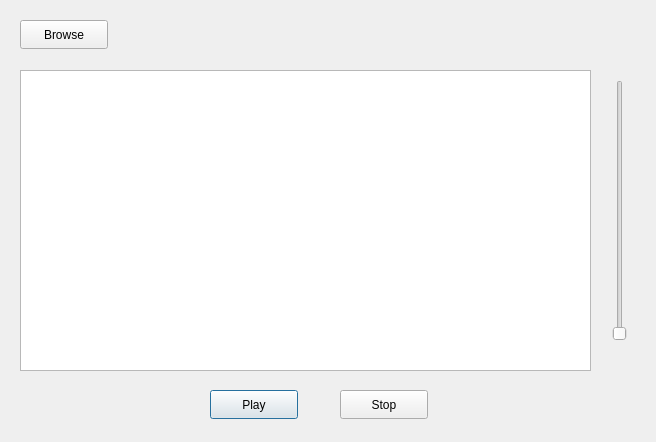
This is gui/frontend.ui in sticken88/music-player as Qt 5 draws it before an edit. The edited form follows.
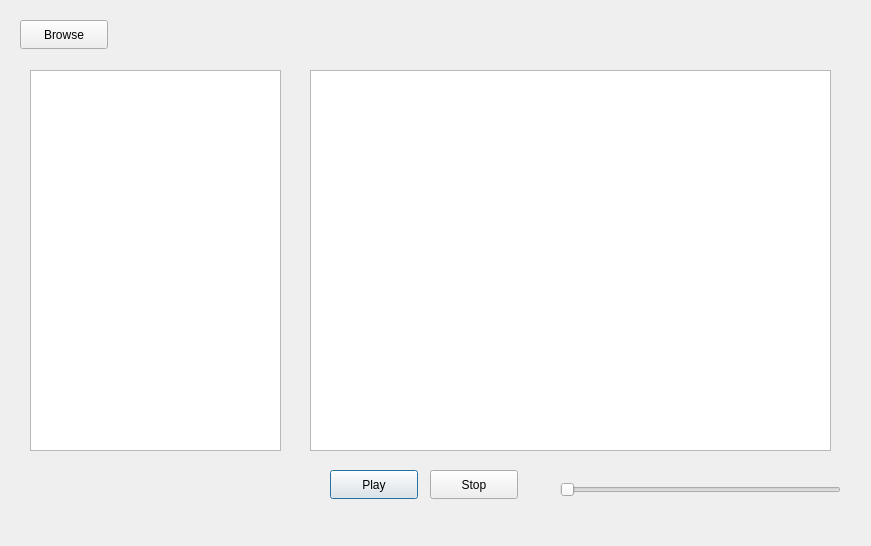
This is the edited form.

Commit message: Updated the GUI and added a TreeView to show the file system

The edit to the form file:
```diff
--- a/gui/frontend.ui
+++ b/gui/frontend.ui
@@ -6,8 +6,8 @@
    <rect>
     <x>0</x>
     <y>0</y>
-    <width>656</width>
-    <height>442</height>
+    <width>871</width>
+    <height>546</height>
    </rect>
   </property>
   <property name="windowTitle">
@@ -16,8 +16,8 @@
   <widget class="QPushButton" name="playButton">
    <property name="geometry">
     <rect>
-     <x>210</x>
-     <y>390</y>
+     <x>330</x>
+     <y>470</y>
      <width>88</width>
      <height>29</height>
     </rect>
@@ -29,8 +29,8 @@
   <widget class="QPushButton" name="stopButton">
    <property name="geometry">
     <rect>
-     <x>340</x>
-     <y>390</y>
+     <x>430</x>
+     <y>470</y>
      <width>88</width>
      <height>29</height>
     </rect>
@@ -52,26 +52,36 @@
     <string>Browse</string>
    </property>
   </widget>
+  <widget class="QListWidget" name="songsListWidget">
+   <property name="geometry">
+    <rect>
+     <x>310</x>
+     <y>70</y>
+     <width>521</width>
+     <height>381</height>
+    </rect>
+   </property>
+  </widget>
   <widget class="QSlider" name="volumeSlider">
    <property name="geometry">
     <rect>
-     <x>610</x>
-     <y>80</y>
-     <width>20</width>
-     <height>261</height>
+     <x>560</x>
+     <y>480</y>
+     <width>281</width>
+     <height>20</height>
     </rect>
    </property>
    <property name="orientation">
-    <enum>Qt::Vertical</enum>
+    <enum>Qt::Horizontal</enum>
    </property>
   </widget>
-  <widget class="QListWidget" name="songsListWidget">
+  <widget class="QTreeView" name="fileSystemView">
    <property name="geometry">
     <rect>
-     <x>20</x>
+     <x>30</x>
      <y>70</y>
-     <width>571</width>
-     <height>301</height>
+     <width>251</width>
+     <height>381</height>
     </rect>
    </property>
   </widget>
```
